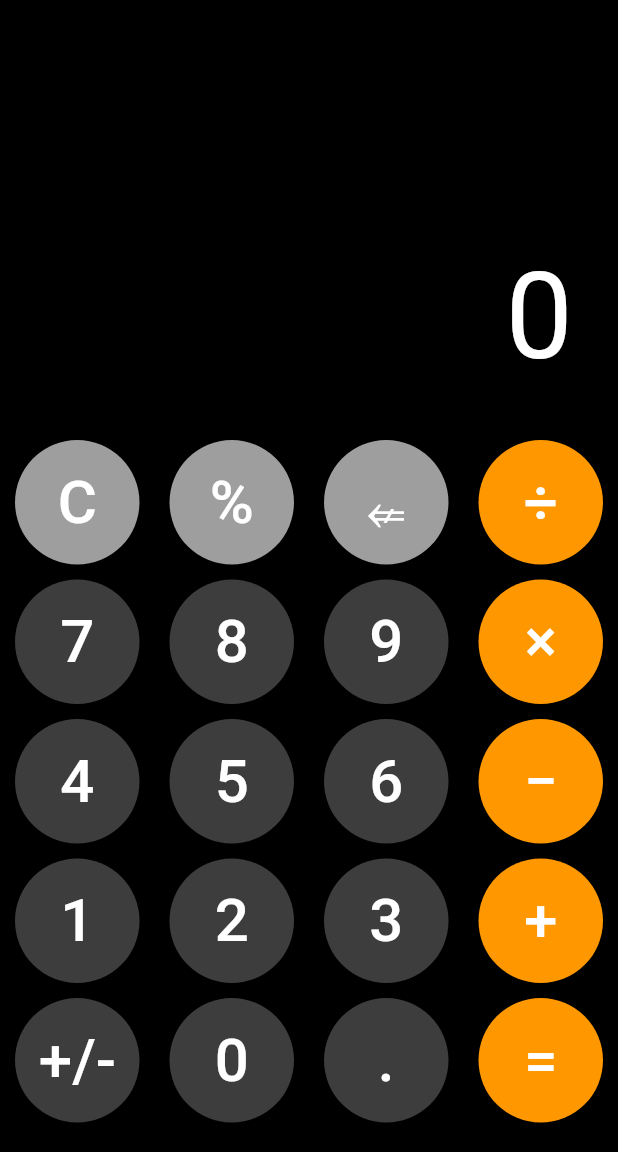
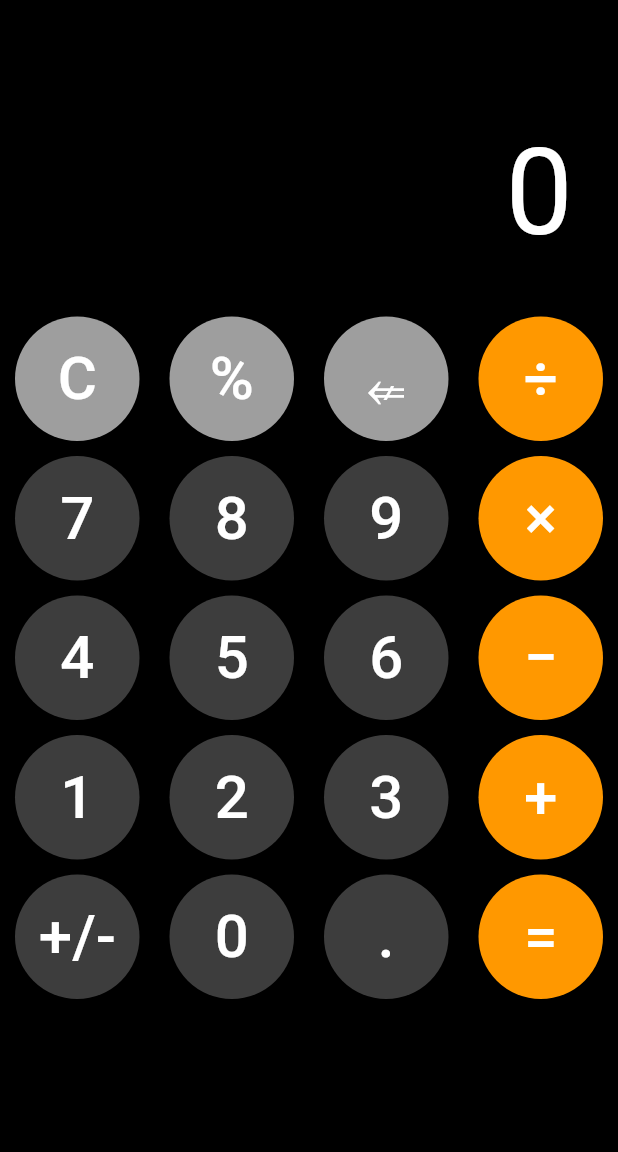
Before and after one commit to Sihwan-Kim/Calculator_Flutter, a Flutter app: the screen it shows after launch, after a tap on an icon or button, on a phone screen of 412 x 824 dp, the part 84-1236 px from its top. Run offline on Flutter 3.47's test engine with Material 2 defaults, Android fonts, the phone set to English and light mode, and no system bars.

```diff
--- a/lib/View.dart
+++ b/lib/View.dart
@@ -42,7 +42,7 @@ class DesignPage extends StatelessWidget
 							alignment: Alignment(1.0, 1.0),   // 내부 위젯의 위치를 우측 하단으로 설정
 							color: Colors.black,
 							child: displayValue(),
-							height: (MediaQuery.of(context).size.height - MediaQuery.of(context).padding.top) * 0.35,   // 화면의 35%를 차지하도록 설정
+							height: (MediaQuery.of(context).size.height - MediaQuery.of(context).padding.top) * 0.25,   // 화면의 35%를 차지하도록 설정
 						),
 						ButtonGroupWidget(),
 					],
@@ -87,7 +87,8 @@ class CalButton extends StatelessWidget
 				{
 					case 0 : calcuControl.numberOnPressed(context, caption); break ;
 					case 1 : calcuControl.operatorOnPressed(context, caption); break ;
-					case 2 : calcuControl.resultOnPressed(context, caption); break ;
+					case 2 : calcuControl.resultOnPressed(context); break ;
+          case 3 : calcuControl.functionOnPressed(context, caption) ;
 				}
 			},
 			style: ElevatedButton.styleFrom
@@ -116,9 +117,9 @@ class ButtonGroupWidget extends StatelessWidget
 				(
 					children: <Widget>
 					[
-						Padding(padding: EdgeInsets.all(5), child: CalButton(caption: 'C', color: Colors.grey, buttonKind: 2,),),
-						Padding(padding: EdgeInsets.all(5), child: CalButton(caption: '%', color: Colors.grey, buttonKind: 1,),),
-						Padding(padding: EdgeInsets.all(5), child: CalButton(caption: '⇍', color: Colors.grey, buttonKind: 1,),),
+						Padding(padding: EdgeInsets.all(5), child: CalButton(caption: 'C', color: Colors.grey, buttonKind: 3,),),
+						Padding(padding: EdgeInsets.all(5), child: CalButton(caption: '%', color: Colors.grey, buttonKind: 3,),),
+						Padding(padding: EdgeInsets.all(5), child: CalButton(caption: '⇍', color: Colors.grey, buttonKind: 3,),),
 						Padding(padding: EdgeInsets.all(5), child: CalButton(caption: '÷', color: Colors.orange, buttonKind: 1,),),
 					],
 				),
--- a/lib/ViewModel.dart
+++ b/lib/ViewModel.dart
@@ -20,14 +20,36 @@ class CalculatorControl
 	//-----------------------------------------------------------------------------------------
 	void operatorOnPressed(BuildContext context, String st)
 	{
-		resultOnPressed(context, '=') ;
+		resultOnPressed(context) ;
 
 		selectedOperator = st ;
 		firstNumber = double.parse(context.read<DisplayNumValue>().displayValue) ;
 	}
 	//-----------------------------------------------------------------------------------------
-	void resultOnPressed(BuildContext context, String st)
+	void resultOnPressed(BuildContext context)
 	{
+		var display = '0' ;
+		secondNumber = double.parse(context.read<DisplayNumValue>().displayValue) ;
+		makeNumber = '';
+
+		switch(selectedOperator)
+		{
+			case '+' : firstNumber = firstNumber + secondNumber ;	break ;
+			case '−' : firstNumber = firstNumber - secondNumber ;	break ;
+			case '×' : firstNumber = firstNumber * secondNumber ;	break ;
+			case '÷' : firstNumber = firstNumber / secondNumber ;	break ;
+		}
+
+		display = firstNumber.toString();
+		firstNumber = 0 ;
+		selectedOperator = '+';
+
+		_display(context, display) ;
+		pointExist = false ;
+	}
+	//-----------------------------------------------------------------------------------------
+  void functionOnPressed(BuildContext context, String st)
+  {
 		var display = '0' ;
 
 		if(st == 'C')		// clear input
@@ -37,28 +59,34 @@ class CalculatorControl
 			firstNumber = 0 ;
 			secondNumber = 0 ;
 		}
+		else if(st == '%')
+		{
+			var imsi = double.parse(context.read<DisplayNumValue>().displayValue) / 100 ;
+
+			if(selectedOperator == '+' || selectedOperator == '-' )
+			{
+				display = (imsi * firstNumber).toString();
+			}
+			else
+			{
+				display = imsi.toString();
+			}
+		}
 		else
 		{
-			secondNumber = double.parse(context.read<DisplayNumValue>().displayValue) ;
+			var imsiString = context.read<DisplayNumValue>().displayValue ;
 			makeNumber = '';
 
-			switch(selectedOperator)
+			if(imsiString.length > 1)
 			{
-				case '+' : firstNumber = firstNumber + secondNumber ;	break ;
-				case '−' : firstNumber = firstNumber - secondNumber ;	break ;
-				case '×' : firstNumber = firstNumber * secondNumber ;	break ;
-				case '÷' : firstNumber = firstNumber / secondNumber ;	break ;
+				display = imsiString.substring(0, imsiString.length-1) ;
+				makeNumber = display;
 			}
-
-			display = firstNumber.toString();
-			firstNumber = 0 ;
-			selectedOperator = '+';
 		}
 
 		_display(context, display) ;
-		pointExist = false ;
-	}
-	//-----------------------------------------------------------------------------------------
+  }
+  //-----------------------------------------------------------------------------------------
 	void numberOnPressed(BuildContext context, String st)  		// 숫자키 입력 이벤트 함수
 	{
 		bool inputAdd = true ;
```
